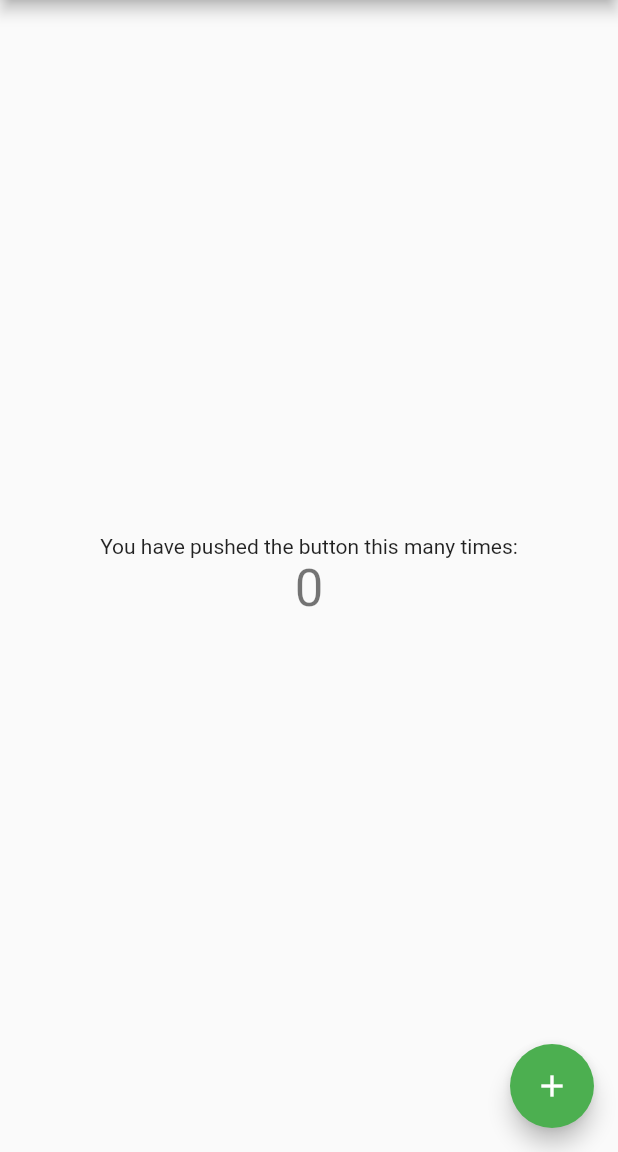
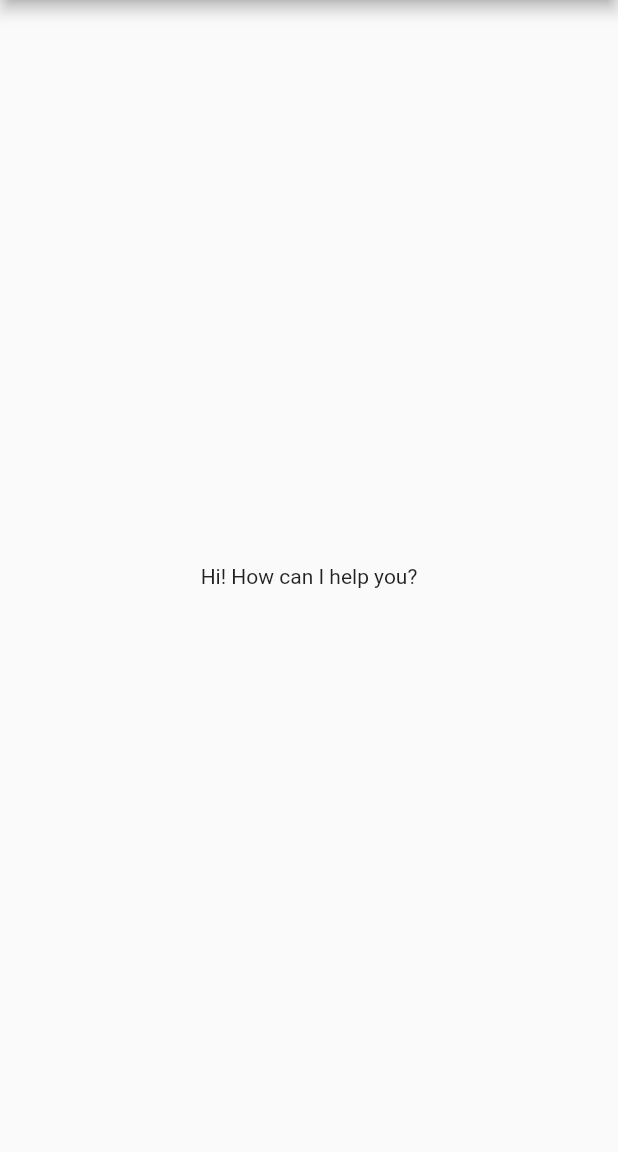
Before and after one commit to kayereeves/VegOut, a Flutter app: the screen it shows after launch, on a phone screen of 412 x 824 dp, the part 84-1236 px from its top. Run offline on Flutter 3.47's test engine with Material 2 defaults, Android fonts, the phone set to English and light mode, and no system bars.

Commit message:
messing with UI 9/11

```diff
--- a/lib/main.dart
+++ b/lib/main.dart
@@ -1,10 +1,10 @@
 import 'package:flutter/material.dart';
 
 void main() {
-  runApp(MyApp());
+  runApp(VegOut());
 }
 
-class MyApp extends StatelessWidget {
+class VegOut extends StatelessWidget {
   // This widget is the root of your application.
   @override
   Widget build(BuildContext context) {
@@ -94,20 +94,20 @@ class _MyHomePageState extends State<MyHomePage> {
           mainAxisAlignment: MainAxisAlignment.center,
           children: <Widget>[
             Text(
-              'You have pushed the button this many times:',
+              'Hi! How can I help you?',
             ),
-            Text(
-              '$_counter',
-              style: Theme.of(context).textTheme.headline4,
-            ),
+            //Text(
+              //'$_counter',
+              //style: Theme.of(context).textTheme.headline4,
+            //),
           ],
         ),
       ),
-      floatingActionButton: FloatingActionButton(
+      /*floatingActionButton: FloatingActionButton(
         onPressed: _incrementCounter,
         tooltip: 'Increment',
         child: Icon(Icons.add),
-      ), // This trailing comma makes auto-formatting nicer for build methods.
+      ),*/ // This trailing comma makes auto-formatting nicer for build methods.
     );
   }
 }
```
Also changed, not shown: 1 other file.
